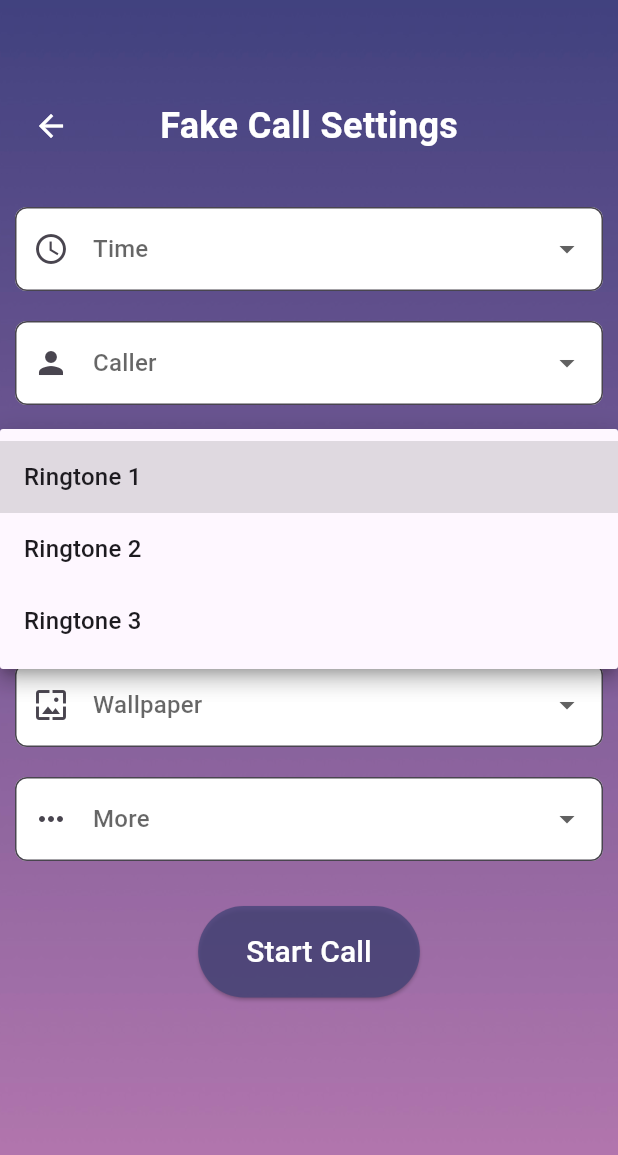
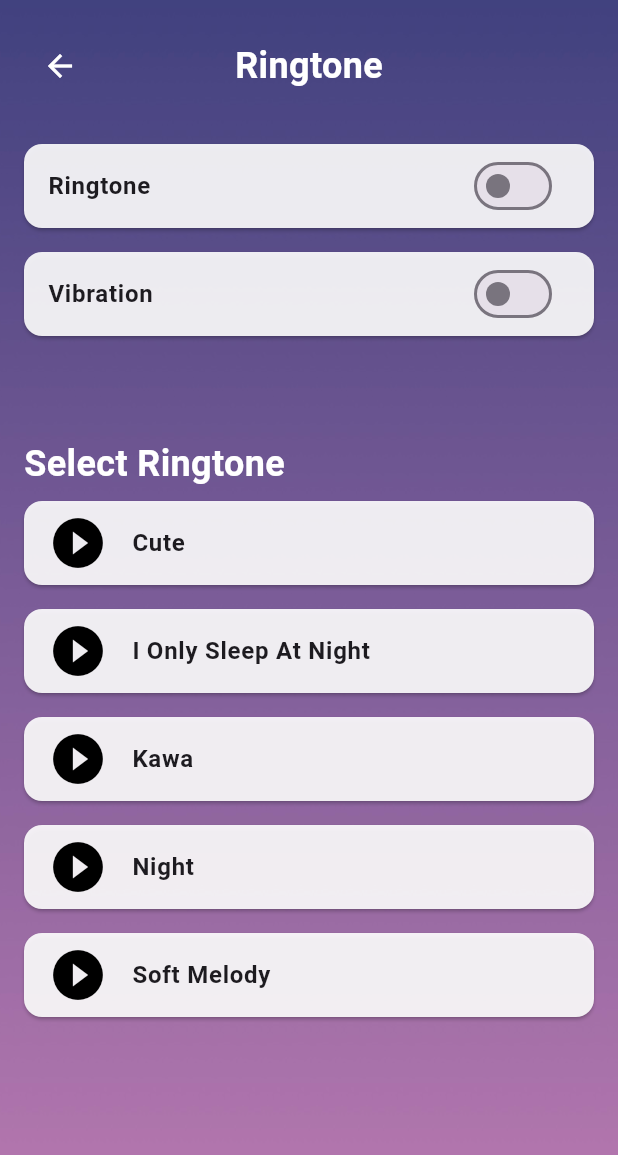
Before and after one commit to CarolinaZRM/CosmicComfort, a Flutter app: the screen it shows after launch, item 4 of the bottom bar chosen, after a tap on "Ringtone", on a phone screen of 412 x 824 dp. Shown: the top 1155 px of the screen. Run offline on Flutter 3.47's test engine with Material 3 defaults, Android fonts, the phone set to English and light mode, and no system bars; our stand-ins replace audioplayers.

Commit message:
Finished Ringtone Settings ticket + major code refactor + credits section update

```diff
--- a/lib/components/GenericComponents.dart
+++ b/lib/components/GenericComponents.dart
@@ -1,6 +1,6 @@
 import 'package:flutter/material.dart';
 
-// HEADER BAR
+// ∘₊✧──────✧₊∘∘₊✧──────✧₊∘ HEADER BAR ∘₊✧──────✧₊∘∘₊✧──────✧₊∘
 Widget buildHeader({
   required String title,
   required BuildContext context
@@ -26,3 +26,100 @@ Widget buildHeader({
     ],
   );
 }
+
+// ∘₊✧──────✧₊∘∘₊✧──────✧₊∘ PAGE REDIRECT CARD ∘₊✧──────✧₊∘∘₊✧──────✧₊∘
+//  Helper function to build a card that will redirect user to another page once pressed
+Widget buildPageRedirectCard({
+  required IconData icon,
+  required String title,
+  required BuildContext context,
+  required Widget page, // New page parameter
+  IconData? trailingIcon
+}) {
+  return Card(
+    color: Colors.white.withOpacity(0.9),
+    margin: const EdgeInsets.symmetric(vertical: 8.0),
+    child: ListTile(
+      leading: Icon(icon, color: const Color.fromARGB(255, 92, 50, 129)),
+      title: Text(title, style: const TextStyle(fontWeight: FontWeight.bold)),
+      trailing: trailingIcon != null ? Icon(trailingIcon) : null, // Conditionally render the trailing icon
+      onTap: () {
+        // Take to corresponding page
+        Navigator.push(
+          context,
+          MaterialPageRoute(builder: (context) => page),
+        );
+
+      },
+    ),
+  );
+}
+
+// ∘₊✧──────✧₊∘∘₊✧──────✧₊∘ PLACEHOLDER ∘₊✧──────✧₊∘∘₊✧──────✧₊∘
+
+
+
+// ∘₊✧──────✧₊∘∘₊✧──────✧₊∘ RADIO SWITCH ICON ∘₊✧──────✧₊∘∘₊✧──────✧₊∘
+class RadioChoiceCard extends StatefulWidget {
+  final IconData icon;
+  final String title;
+  final IconData? leadingIcon;
+
+  const RadioChoiceCard({
+    required this.icon,
+    required this.title,
+    this.leadingIcon,
+    Key? key,
+  }) : super(key: key);
+
+  @override
+  _RadioChoiceCardState createState() => _RadioChoiceCardState();
+}
+
+class _RadioChoiceCardState extends State<RadioChoiceCard> {
+  bool _isSwitched = false; // State variable for switch
+
+  @override
+  Widget build(BuildContext context) {
+    return Card(
+      color: Colors.white.withOpacity(0.9),
+      margin: const EdgeInsets.symmetric(vertical: 8.0),
+      child: ListTile(
+        // leading is an optional parameter. It does not need to be given upon call.
+        // Below is example usage of this method
+        leading: widget.leadingIcon != null ? Icon(widget.leadingIcon, color: const Color.fromARGB(255, 92, 50, 129)) : null,
+        title: Text(widget.title, style: const TextStyle(fontWeight: FontWeight.bold)),
+        // Replace the icon in trailing with Switch widget
+        trailing: Switch(
+          value: _isSwitched,
+          onChanged: (bool value) {
+            setState(() {
+              _isSwitched = value; // Update switch state
+            });
+          },
+          activeColor: const Color.fromARGB(255, 92, 50, 129), // Customize active switch color
+        ),
+
+        onTap: () {
+          // Handle tap logic, if needed
+          //TODO: IMPLEMENT LOGIC
+        },
+      ),
+    );
+  }
+}
+
+// Example usage
+/*
+USING LEADING ICON:
+const components.RadioChoiceCard(
+  icon: Icons.radio,
+  title: "LED Flashlight",
+  leadingIcon: Icons.flash_on_outlined, //optional parameter
+),
+
+NOT USING LEADING ICON:
+  const components.RadioChoiceCard(
+  icon: Icons.radio, title: "Ringtone"
+),
+ */
--- a/lib/pages/FakeCallPage.dart
+++ b/lib/pages/FakeCallPage.dart
@@ -1,5 +1,8 @@
 import 'package:flutter/material.dart';
 import 'CallerIDPage.dart';
+import 'RingtonePage.dart';
+import 'CallTime.dart';
+import '../components/GenericComponents.dart' as components;
 class FakeCallPage extends StatefulWidget {
   const FakeCallPage({Key? key}) : super(key: key);
 
@@ -59,82 +62,35 @@ class _FakeCallPageState extends State<FakeCallPage> {
 
                 const SizedBox(height: 20), // Space below the title
 
-                // Dropdown for Time Setting
-                _buildDropdownMenu(
-                  title: 'Time',
+                components.buildPageRedirectCard(
                   icon: Icons.schedule,
-                  value: selectedTime,
-                  items: ['10 seconds', '30 seconds', '1 minute', '5 minutes'],
-                  onChanged: (value) {
-                    setState(() {
-                      selectedTime = value;
-                    });
-                  },
+                  title: "Time",
+                  context: context,
+                  page: const CallTimePage(),
+                  trailingIcon: Icons.chevron_right_outlined
                 ),
 
-                // Dropdown for Caller Setting
-                _buildDropdownMenu(
-                  title: 'Caller',
+                components.buildPageRedirectCard(
                   icon: Icons.person,
-                  value: selectedCaller,
-                  items: ['Mom', 'Boss', 'Friend', 'Unknown'],
-                  onChanged: (value) {
-                    setState(() {
-                      selectedCaller = value;
-                    });
-                  },
+                  title: "Caller ID",
+                  context: context,
+                  page: const CallerIDPage(),
+                  trailingIcon: Icons.chevron_right_outlined
                 ),
 
-                // Dropdown for Ringtone Setting
-                _buildDropdownMenu(
-                  title: 'Ringtone',
+                // This card will redirect user to the Ringtone page
+                components.buildPageRedirectCard(
                   icon: Icons.music_note,
-                  value: selectedRingtone,
-                  items: ['Ringtone 1', 'Ringtone 2', 'Ringtone 3'],
-                  onChanged: (value) {
-                    setState(() {
-                      selectedRingtone = value;
-                    });
-                  },
+                  title: "Ringtone",
+                  context: context,
+                  page: const RingtonePage(),
+                  trailingIcon: Icons.chevron_right_outlined //optional parameter!
                 ),
 
-                // Dropdown for Voice Setting
-                _buildDropdownMenu(
-                  title: 'Voice',
-                  icon: Icons.record_voice_over,
-                  value: selectedVoice,
-                  items: ['Voice 1', 'Voice 2', 'Voice 3'],
-                  onChanged: (value) {
-                    setState(() {
-                      selectedVoice = value;
-                    });
-                  },
-                ),
-
-                // Dropdown for Wallpaper Setting
-                _buildDropdownMenu(
-                  title: 'Wallpaper',
-                  icon: Icons.wallpaper,
-                  value: selectedWallpaper,
-                  items: ['Wallpaper 1', 'Wallpaper 2', 'Wallpaper 3'],
-                  onChanged: (value) {
-                    setState(() {
-                      selectedWallpaper = value;
-                    });
-                  },
-                ),
-
-                // Dropdown for More Settings
-                _buildDropdownMenu(
-                  title: 'More',
-                  icon: Icons.more_horiz,
-                  value: selectedMore,
-                  items: ['Option 1', 'Option 2', 'Option 3'],
-                  onChanged: (value) {
-                    setState(() {
-                      selectedMore = value;
-                    });
-                  },
+                const components.RadioChoiceCard(
+                  icon: Icons.radio,
+                  title: "LED Flashlight",
+                  leadingIcon: Icons.flash_on_outlined, //optional parameter
                 ),
 
                 const SizedBox(height: 20), // Space below dropdowns
--- /dev/null
+++ b/lib/pages/RingtonePage.dart
@@ -0,0 +1,140 @@
+import 'package:flutter/material.dart';
+import 'package:audioplayers/audioplayers.dart';
+import '../components/GenericComponents.dart' as components;
+
+class RingtonePage extends StatefulWidget {
+  const RingtonePage({Key? key}) : super(key: key);
+
+  @override
+  _RingtonePageState createState() => _RingtonePageState();
+}
+
+class _RingtonePageState extends State<RingtonePage> {
+  // List of ringtones and their corresponding file paths
+  final List<String> _ringtonePaths = [
+    "sounds/CuteRingtone.mp3",
+    "sounds/iOnlySleepAtNight.mp3",
+    "sounds/KawaRingtone.mp3",
+    "sounds/nightRingtone.mp3",
+    "sounds/SoftMelody.mp3"
+  ];
+
+  final List<String> _ringtoneTitles = [
+    'Cute',
+    'I Only Sleep At Night',
+    'Kawa',
+    'Night',
+    'Soft Melody',
+  ];
+
+  final AudioPlayer _audioPlayer = AudioPlayer();
+  String? _currentRingtone; // Track the currently playing ringtone
+
+  // Function to toggle play/pause for a ringtone
+  void _togglePlayPause(String ringtonePath) async {
+    if (_currentRingtone == ringtonePath) {
+      await _audioPlayer.pause();
+      setState(() {
+        _currentRingtone = null; // Reset when paused
+      });
+    } else {
+      await _audioPlayer.stop(); // Stop any previous sound
+      await _audioPlayer.play(AssetSource(ringtonePath));
+      setState(() {
+        _currentRingtone = ringtonePath; // Set the currently playing ringtone
+      });
+    }
+  }
+
+  @override
+  void dispose() {
+    _audioPlayer.dispose(); // Dispose of the player when the page is closed
+    super.dispose();
+  }
+
+  @override
+  Widget build(BuildContext context) {
+    return Scaffold(
+      body: Stack(
+        children: [
+          // Background image
+          Container(
+            decoration: const BoxDecoration(
+              image: DecorationImage(
+                image: AssetImage('assets/Ombre.PNG'),
+                fit: BoxFit.cover,
+              ),
+            ),
+          ),
+          SafeArea(
+            child: Padding(
+              padding: const EdgeInsets.symmetric(horizontal: 16.0, vertical: 20.0),
+              child: Column(
+                crossAxisAlignment: CrossAxisAlignment.start,
+                children: [
+                  // Header
+                  components.buildHeader(title: "Ringtone", context: context),
+
+                  const SizedBox(height: 20), // Spacing below the header
+
+                  // Ringtone Radio Switch Icon
+                  const components.RadioChoiceCard(icon: Icons.radio, title: "Ringtone"),
+                  //------
+
+                    // Vibration Radio Switch Icon
+                  const components.RadioChoiceCard(icon: Icons.radio, title: "Vibration"),
+                  //------
+
+                  const SizedBox(height: 60), // Space below the title
+
+
+                  const Text(
+                    "Select Ringtone",
+                    style: TextStyle(
+                      color: Colors.white,
+                      fontSize: 24,
+                      fontWeight: FontWeight.bold,
+                    ),
+                  ),
+
+                  // List of ringtone options
+                  Expanded(
+                    child: ListView.builder(
+                      itemCount: _ringtonePaths.length,
+                      itemBuilder: (context, index) {
+                        return GestureDetector(
+                          onTap: () {
+                            _togglePlayPause(_ringtonePaths[index]);
+                          },
+                          child: Card(
+                            color: _currentRingtone == _ringtonePaths[index]
+                                ? Colors.indigo.shade300 // Highlight the playing ringtone
+                                : Colors.white.withOpacity(0.9),
+                            margin: const EdgeInsets.symmetric(vertical: 8.0),
+                            child: ListTile(
+                              leading: Icon(
+                                _currentRingtone == _ringtonePaths[index]
+                                    ? Icons.pause_circle_filled
+                                    : Icons.play_circle_filled,
+                                color: Colors.black,
+                                size: 40,
+                              ),
+                              title: Text(
+                                _ringtoneTitles[index],
+                                style: const TextStyle(fontWeight: FontWeight.bold),
+                              ),
+                            ),
+                          ),
+                        );
+                      },
+                    ),
+                  ),
+                ],
+              ),
+            ),
+          ),
+        ],
+      ),
+    );
+  }
+}
--- a/lib/pages/SettingsPage.dart
+++ b/lib/pages/SettingsPage.dart
@@ -32,7 +32,10 @@ class _SettingsPageState extends State<SettingsPage> {
   Oniel A. Plaza Pérez
   Jeremy Cabán Acevedo \n
   Background Artist:
-  @Walls.Ai
+  @Walls.Ai \n
+  Ringtones:
+  vibritherabjit123
+  skylar.mianlind
   ''';
 
   // Method to navigate to the Text ID page
--- a/pubspec.yaml
+++ b/pubspec.yaml
@@ -81,6 +81,12 @@ flutter:
     - assets/sounds/lo-fi-track-2.mp3
     - assets/sounds/ocean-orchestra.mp3
     - assets/sounds/piano-orchestra.mp3
+    - assets/sounds/CuteRingtone.mp3
+    - assets/sounds/iOnlySleepAtNight.mp3
+    - assets/sounds/KawaRingtone.mp3
+    - assets/sounds/nightRingtone.mp3
+    - assets/sounds/SoftMelody.mp3
+
 
 
 
```
Also changed, not shown: lib/pages/CallTime.dart (added, +97 -0 lines), lib/pages/InteractivePage.dart (+13 -32 lines), 5 other files.
